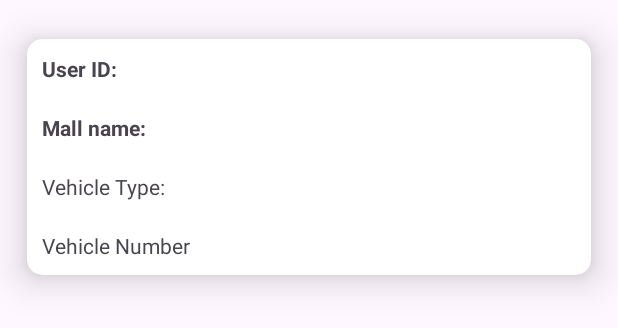
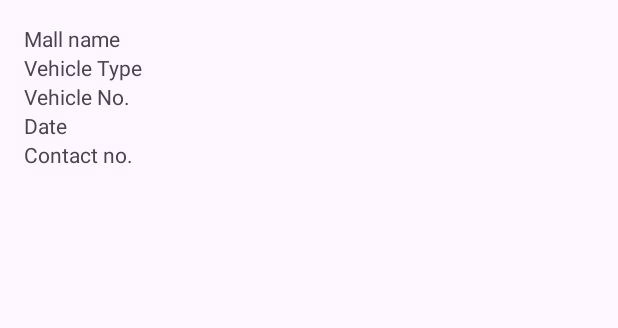
Before and after one commit to Aisha-code1/CarParkingApp, an Android app: the layout booking_item.xml on its own in the app's theme, with its tools: preview values and no code run, on a phone screen of 412 x 824 dp. Shown: the top 328 px of the screen. Run offline under Robolectric (Android 15) with nearby library versions, the phone set to English and light mode, and no system bars.

Commit message:
changes in view booking

```diff
--- a/app/src/main/res/layout/booking_item.xml
+++ b/app/src/main/res/layout/booking_item.xml
@@ -1,56 +1,37 @@
 <?xml version="1.0" encoding="utf-8"?>
-<androidx.cardview.widget.CardView
-    xmlns:android="http://schemas.android.com/apk/res/android"
+<LinearLayout xmlns:android="http://schemas.android.com/apk/res/android"
     android:layout_width="match_parent"
     android:layout_height="wrap_content"
-    xmlns:app="http://schemas.android.com/apk/res-auto"
-    app:cardCornerRadius="10dp"
-    app:cardElevation="15dp"
-    app:cardUseCompatPadding="true">
-
-    <LinearLayout
-        android:layout_width="match_parent"
-        android:layout_height="wrap_content"
-        android:weightSum="1"
-        android:orientation="horizontal">
-
-        <LinearLayout
-            android:layout_width="match_parent"
-            android:layout_height="wrap_content"
-            android:layout_weight="1"
-            android:orientation="vertical">
+    android:orientation="vertical"
+    android:padding="16dp">
 
     <TextView
-                android:id="@+id/tv_user"
+        android:id="@+id/mall_name"
         android:layout_width="wrap_content"
         android:layout_height="wrap_content"
-                android:text="User ID:"
-                android:textStyle="bold"
-                android:padding="10dp"/>
-
-            <TextView
-                android:id="@+id/tv_mallName"
-                android:layout_width="wrap_content"
-                android:layout_height="wrap_content"
-                android:text="Mall name:"
-                android:textStyle="bold"
-                android:padding="10dp"/>
+        android:text="Mall name"/>
 
     <TextView
         android:id="@+id/vehicle_type"
+        android:text="Vehicle Type "
         android:layout_width="wrap_content"
-                android:layout_height="wrap_content"
-                android:text="Vehicle Type:"
-                android:padding="10dp"/>
+        android:layout_height="wrap_content" />
 
     <TextView
         android:id="@+id/vehicle_no"
+        android:text="Vehicle No. "
         android:layout_width="wrap_content"
-                android:layout_height="wrap_content"
-                android:text="Vehicle Number"
-                android:padding="10dp"/>
+        android:layout_height="wrap_content" />
 
+    <TextView
+        android:id="@+id/date"
+        android:text="Date "
+        android:layout_width="wrap_content"
+        android:layout_height="wrap_content" />
+    <TextView
+        android:id="@+id/contact"
+        android:text="Contact no. "
+        android:layout_width="wrap_content"
+        android:layout_height="wrap_content" />
 
 </LinearLayout>
-    </LinearLayout>
-</androidx.cardview.widget.CardView>
```
Also changed, not shown: app/src/main/java/com/example/carparkingapp/AddBookingActivity.java (deleted, +0 -79 lines), app/src/main/java/com/example/carparkingapp/Fragment/AdminHomeFragment.java (+1 -7 lines), app/src/main/java/com/example/carparkingapp/ViewBooking.java (+13 -81 lines), app/src/main/java/com/example/carparkingapp/ViewBookingActivity.java (+13 -16 lines), app/src/main/java/com/example/carparkingapp/ViewBookingAdapter.java (+7 -8 lines), app/src/main/java/com/example/carparkingapp/ViewBookingHolder.java (+3 -11 lines), app/src/main/res/layout/activity_add_booking.xml (deleted, +0 -125 lines). Lines whose indentation alone changed are shown as unchanged.
